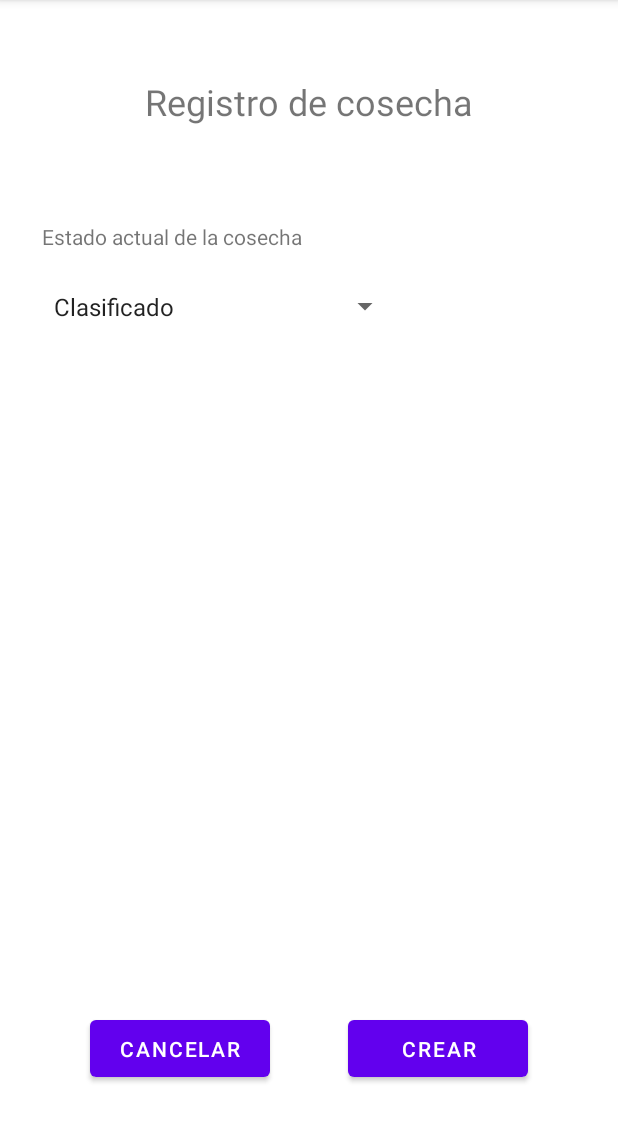
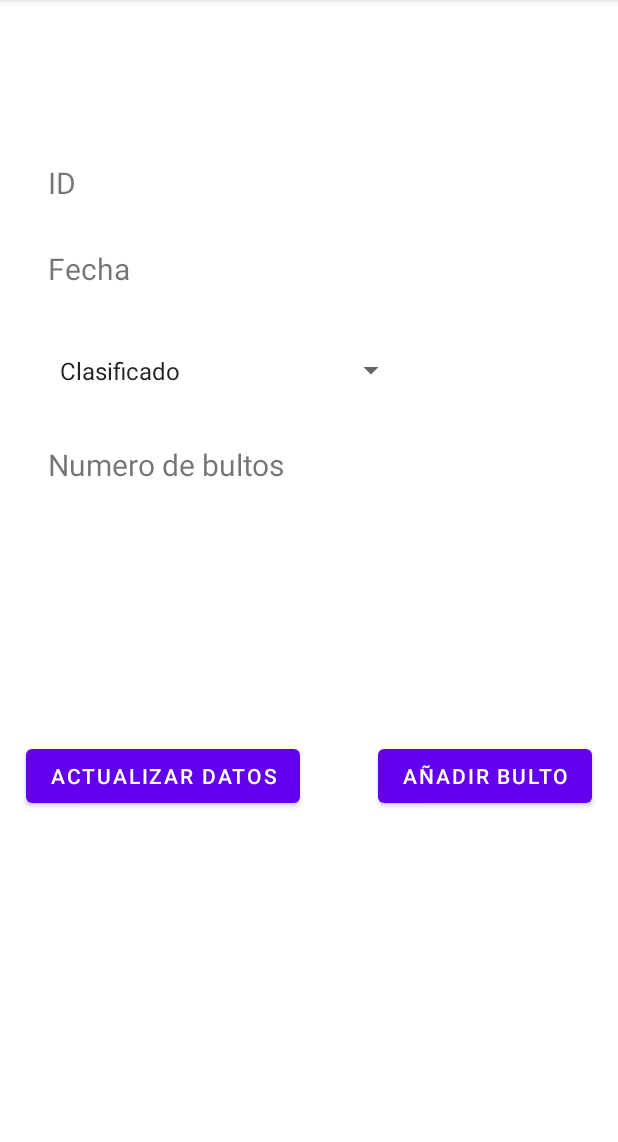
Before and after one commit to JhonSaldarriaga/CoffeeTec-Android, an Android app: the NewLumpActivity screen opened directly, with no data from a screen before it, after a tap on "CREAR", on a phone screen of 412 x 824 dp, the part 84-1226 px from its top. Run offline under Robolectric (Android 15) with nearby library versions, the phone set to English and light mode, and no system bars; our stand-ins replace Firebase (no records; nobody signed in at launch, a user with empty details on screens opened directly); libraries missing offline, so code that uses them is left out: com.journeyapps.barcodescanner; 2 statements that could not run were skipped.

```diff
--- a/app/src/main/java/com/example/coffetec/HarvestAdapter.kt
+++ b/app/src/main/java/com/example/coffetec/HarvestAdapter.kt
@@ -22,11 +22,11 @@ class HarvestAdapter: RecyclerView.Adapter<HarvestViewHolder>() {
 
     override fun onBindViewHolder(holder: HarvestViewHolder, position: Int) {
         val harvestn = harvests[position]
-        //holder.bindHarvest(harvestn)
+        holder.bindHarves(harvestn)
         Log.d(">>>>>>>>>>>>>>>>>>","bind")
-        holder.id.text = harvestn.id
+        /** holder.id.text = harvestn.id
         holder.numLump.text = ""+harvestn.numLump
-        holder.state.text = harvestn.state
+        holder.state.text = harvestn.state**/
     }
 
     fun addHarvest(harvest:Harvest){
--- a/app/src/main/java/com/example/coffetec/NewHarvest.kt
+++ b/app/src/main/java/com/example/coffetec/NewHarvest.kt
@@ -1,15 +1,12 @@
 package com.example.coffetec
 
 import android.content.Intent
-import android.graphics.Bitmap
 import androidx.appcompat.app.AppCompatActivity
 import android.os.Bundle
 import android.widget.Toast
 import com.example.coffetec.databinding.ActivityNewHarvestBinding
 import com.google.firebase.firestore.ktx.firestore
 import com.google.firebase.ktx.Firebase
-import com.google.zxing.BarcodeFormat
-import com.journeyapps.barcodescanner.BarcodeEncoder
 import java.text.SimpleDateFormat
 import com.google.gson.Gson
 import java.util.*
@@ -17,8 +14,7 @@ import java.util.*
 class NewHarvest : AppCompatActivity() {
 
     private lateinit var binding : ActivityNewHarvestBinding
-
-    private lateinit var lump:Lump
+    private lateinit var lumpId:String
 
     override fun onCreate(savedInstanceState: Bundle?) {
         super.onCreate(savedInstanceState)
@@ -26,7 +22,7 @@ class NewHarvest : AppCompatActivity() {
         val view = binding.root
         setContentView(view)
 
-        lump = intent.extras?.get("lump") as Lump
+        lumpId = intent.extras?.getString("lumpId","").toString()
 
         binding.btnCreate.setOnClickListener{
 
--- a/app/src/main/java/com/example/coffetec/NewLumpActivity.kt
+++ b/app/src/main/java/com/example/coffetec/NewLumpActivity.kt
@@ -39,9 +39,8 @@ class NewLumpActivity : AppCompatActivity() {
                         Toast.makeText(this, "Datos registrados exitosamente", Toast.LENGTH_SHORT).show()
                     }
 
-                val intent = Intent(this, NewHarvest::class.java).apply {
-                    putExtra("newLump","true")
-                    putExtra("lump", Gson().toJson(lump))
+                val intent = Intent(this, ShowHarvestActivity::class.java).apply {
+                    putExtra("lumpId",id)
                 }
                 startActivity(intent)
             }else {
--- a/app/src/main/java/com/example/coffetec/ShowHarvestActivity.kt
+++ b/app/src/main/java/com/example/coffetec/ShowHarvestActivity.kt
@@ -22,7 +22,6 @@ class ShowHarvestActivity : AppCompatActivity() {
 
         harvestId = intent.extras?.getString("idHarvest","").toString()
         loadInfo()
-        disableTF()
 
         binding.btnEdit.setOnClickListener {
             Firebase.firestore.collection("harvests").document(harvestId)
@@ -39,13 +38,14 @@ class ShowHarvestActivity : AppCompatActivity() {
     }
 
     private fun loadInfo(){
+        disableTF()
         Firebase.firestore.collection("harvests")
             .document(harvestId).get().addOnCompleteListener { harvest->
-                var harvestInfo: Harvest = harvest.result.toObject(Harvest::class.java)!!
+                val harvestInfo: Harvest = harvest.result.toObject(Harvest::class.java)!!
                 if(harvestInfo.id!=""){
                     binding.idHarvest.setText(harvestInfo.id)
                     binding.dateHarvest.setText(harvestInfo.date)
-                    binding.numBult.setText(harvestInfo.numLump)
+                    binding.numBult.setText(harvestInfo.numLump.toString())
                 }
             }
     }
--- a/app/src/main/res/layout/activity_new_lump.xml
+++ b/app/src/main/res/layout/activity_new_lump.xml
@@ -23,7 +23,7 @@
         android:layout_width="347dp"
         android:layout_height="65dp"
         android:layout_marginTop="40dp"
-        android:hint="Datos sobre la cosecha"
+        android:hint="Datos sobre sobre el bulto"
         app:layout_constraintEnd_toEndOf="parent"
         app:layout_constraintStart_toStartOf="parent"
         app:layout_constraintTop_toBottomOf="@+id/ivCodigoQR" />
--- a/app/src/main/res/layout/activity_show_harvest.xml
+++ b/app/src/main/res/layout/activity_show_harvest.xml
@@ -17,12 +17,14 @@
 
     <TextView
         android:id="@+id/idHarvest"
-        android:layout_width="181dp"
+        android:layout_width="0dp"
         android:layout_height="37dp"
-        android:layout_marginStart="52dp"
+        android:layout_marginStart="32dp"
         android:layout_marginTop="108dp"
+        android:layout_marginEnd="32dp"
         android:text="ID"
         android:textSize="20sp"
+        app:layout_constraintEnd_toEndOf="parent"
         app:layout_constraintStart_toStartOf="parent"
         app:layout_constraintTop_toTopOf="parent" />
 
```
Also changed, not shown: app/src/main/AndroidManifest.xml (+0 -14 lines), app/src/main/java/com/example/coffetec/HarvestViewHolder.kt (+7 -0 lines).
